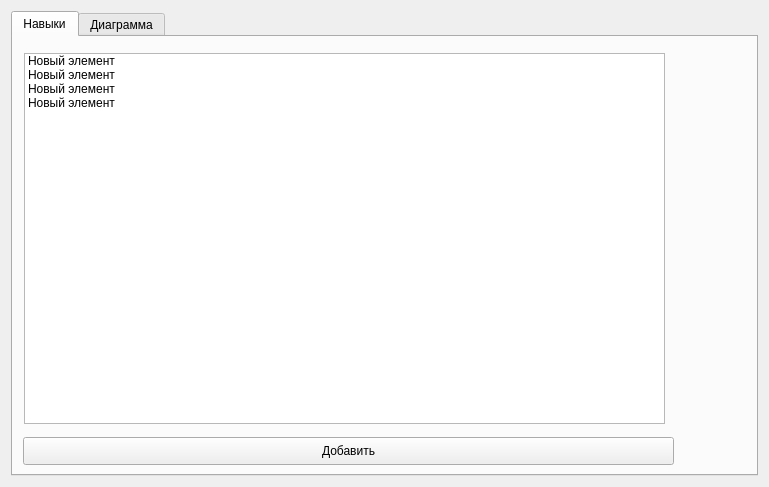
Qt form skillsform.ui (Unisbern/RPG_planner) before a commit.
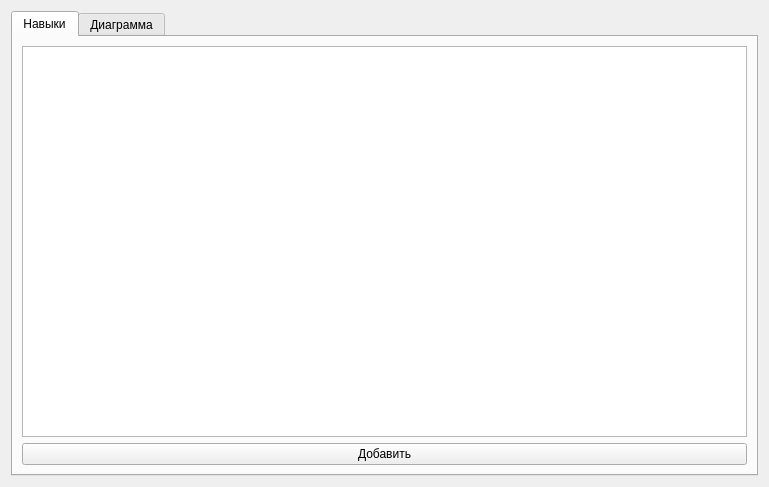
The same form after that commit.

Commit message:
Создана форма для заполнения поля виджета с навыками
Баг: при нажатии кнопки отмена в виджет добавляется пустая строка

The edit to the form file:
```diff
--- a/skillsform.ui
+++ b/skillsform.ui
@@ -23,52 +23,18 @@
       <attribute name="title">
        <string>Навыки</string>
       </attribute>
-      <widget class="QPushButton" name="pushButton">
-       <property name="geometry">
-        <rect>
-         <x>10</x>
-         <y>400</y>
-         <width>651</width>
-         <height>28</height>
-        </rect>
-       </property>
-       <property name="text">
-        <string>Добавить</string>
-       </property>
-      </widget>
-      <widget class="QListWidget" name="listWidget">
-       <property name="geometry">
-        <rect>
-         <x>11</x>
-         <y>16</y>
-         <width>641</width>
-         <height>371</height>
-        </rect>
-       </property>
-       <item>
-        <property name="text">
-         <string>Новый элемент</string>
-        </property>
-        <property name="flags">
-         <set>ItemIsSelectable|ItemIsEditable|ItemIsDragEnabled|ItemIsUserCheckable|ItemIsEnabled</set>
-        </property>
+      <layout class="QGridLayout" name="gridLayout_2">
+       <item row="1" column="0">
+        <widget class="QPushButton" name="pushButton">
+         <property name="text">
+          <string>Добавить</string>
+         </property>
+        </widget>
        </item>
-       <item>
-        <property name="text">
-         <string>Новый элемент</string>
-        </property>
+       <item row="0" column="0">
+        <widget class="QListWidget" name="listWidget"/>
        </item>
-       <item>
-        <property name="text">
-         <string>Новый элемент</string>
-        </property>
-       </item>
-       <item>
-        <property name="text">
-         <string>Новый элемент</string>
-        </property>
-       </item>
-      </widget>
+      </layout>
      </widget>
      <widget class="QWidget" name="chart">
       <attribute name="title">
```
The commit also changes 2 other files.
